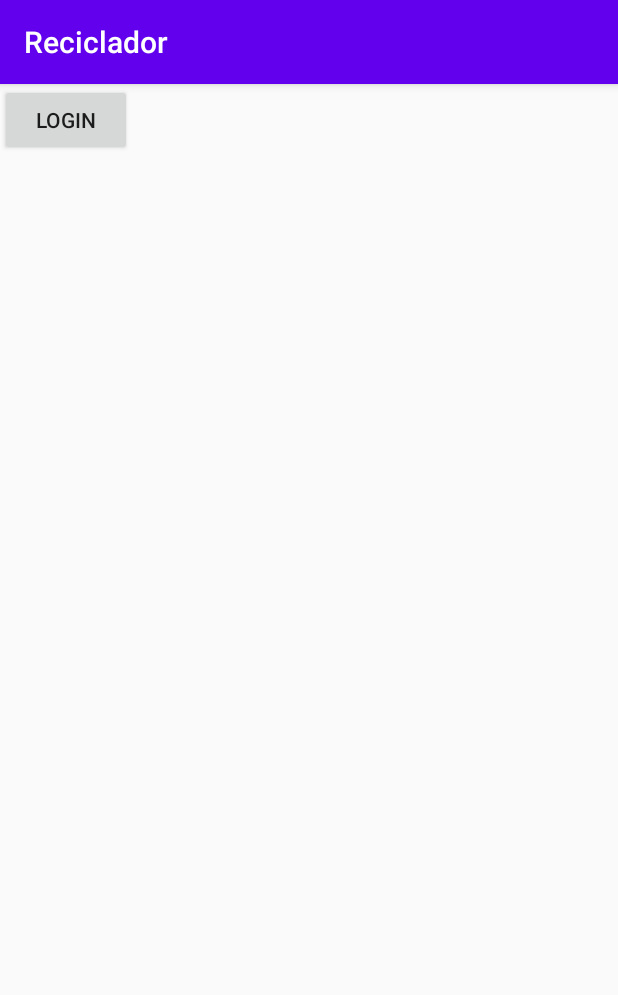
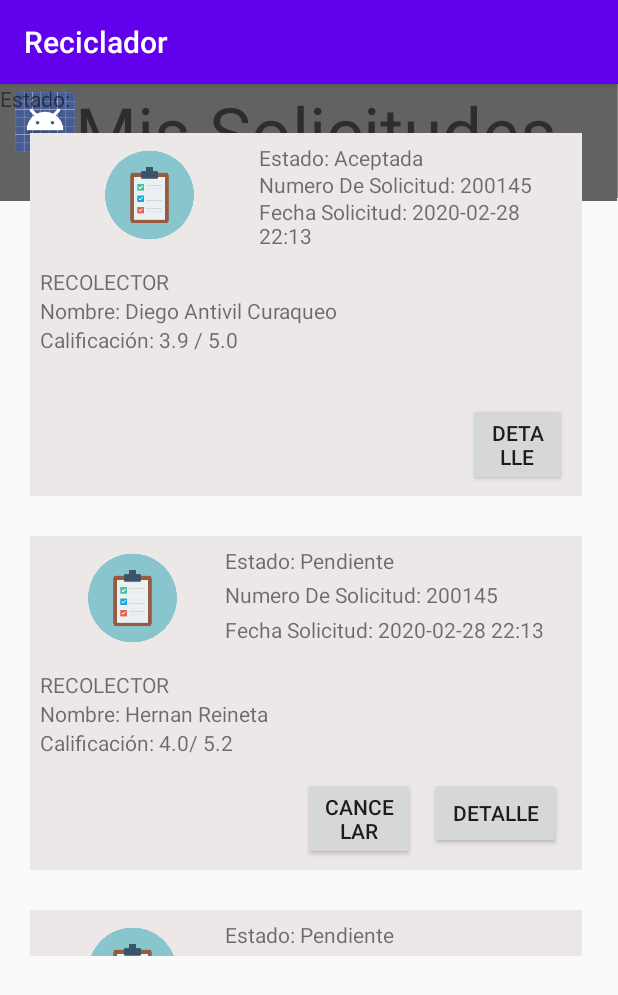
Before and after one commit to equipo2ua/Reciclador, an Android app: the screen it shows after launch (MainActivity), on a phone screen of 412 x 824 dp. Shown: the top 995 px of the screen. Run offline under Robolectric (Android 15) with nearby library versions, the phone set to English and light mode, and no system bars.

Commit message:
Activy Mis Solicitudes
Se creo activity

```diff
--- a/app/build.gradle
+++ b/app/build.gradle
@@ -26,6 +26,7 @@ dependencies {
     implementation fileTree(dir: "libs", include: ["*.jar"])
     implementation 'androidx.appcompat:appcompat:1.1.0'
     implementation 'androidx.constraintlayout:constraintlayout:1.1.3'
+    implementation 'com.google.android.material:material:1.1.0'
     testImplementation 'junit:junit:4.12'
     androidTestImplementation 'androidx.test.ext:junit:1.1.1'
     androidTestImplementation 'androidx.test.espresso:espresso-core:3.2.0'
--- a/app/src/main/java/com/example/reciclador/MainActivity.java
+++ b/app/src/main/java/com/example/reciclador/MainActivity.java
@@ -11,7 +11,7 @@ public class MainActivity extends AppCompatActivity {
     @Override
     protected void onCreate(Bundle savedInstanceState) {
         super.onCreate(savedInstanceState);
-        setContentView(R.layout.activity_main);
+        setContentView(R.layout.crear_recoleccion);
     }
     public void onclicInisioSesion(View view){
         Intent siguiente = new Intent(this, InicioSesion.class);
--- /dev/null
+++ b/app/src/main/res/layout/crear_recoleccion.xml
@@ -0,0 +1,387 @@
+<?xml version="1.0" encoding="utf-8"?>
+<androidx.constraintlayout.widget.ConstraintLayout xmlns:android="http://schemas.android.com/apk/res/android"
+    xmlns:app="http://schemas.android.com/apk/res-auto"
+    xmlns:tools="http://schemas.android.com/tools"
+    android:layout_width="wrap_content"
+    android:layout_height="wrap_content">
+
+    <LinearLayout
+        android:layout_width="415dp"
+        android:layout_height="76dp"
+        android:background="#878484"
+        android:orientation="horizontal"
+        tools:layout_editor_absoluteX="-3dp"
+        tools:layout_editor_absoluteY="660dp"
+        tools:ignore="MissingConstraints">
+
+    </LinearLayout>
+
+    <LinearLayout
+        android:layout_width="411dp"
+        android:layout_height="78dp"
+        android:background="#636262"
+        android:orientation="horizontal"
+        tools:layout_editor_absoluteX="1dp"
+        tools:layout_editor_absoluteY="1dp"
+        tools:ignore="MissingConstraints">
+
+        <ImageView
+            android:id="@+id/imageView4"
+            android:layout_width="40dp"
+            android:layout_height="40dp"
+            android:layout_marginStart="10dp"
+            android:layout_marginTop="5dp"
+            android:contentDescription="@string/todo"
+            app:srcCompat="@android:drawable/sym_def_app_icon"  />
+
+        <TextView
+            android:id="@+id/textView13"
+            android:layout_width="381dp"
+            android:layout_height="63dp"
+            android:layout_weight="1"
+            android:text="Mis Solicitudes"
+            app:autoSizeTextType="uniform" />
+    </LinearLayout>
+
+    <ScrollView
+        android:layout_width="408dp"
+        android:layout_height="581dp"
+        tools:layout_editor_absoluteX="2dp"
+        tools:layout_editor_absoluteY="78dp"
+        tools:ignore="MissingConstraints">
+
+        <LinearLayout
+            android:layout_width="match_parent"
+            android:layout_height="wrap_content"
+            android:orientation="vertical">
+
+            <LinearLayout
+                android:layout_width="match_parent"
+                android:layout_height="match_parent"
+                android:orientation="vertical">
+
+                <LinearLayout
+                    android:layout_width="match_parent"
+                    android:layout_height="match_parent"
+                    android:orientation="vertical">
+
+                    <TextView
+                        android:id="@+id/textView5"
+                        android:layout_width="match_parent"
+                        android:layout_height="wrap_content"
+                        android:text="Estado:" />
+
+                    <LinearLayout
+                        android:layout_width="wrap_content"
+                        android:layout_height="wrap_content"
+                        android:layout_marginLeft="30px"
+                        android:layout_marginTop="20px"
+                        android:layout_marginRight="30px"
+                        android:layout_marginBottom="20px"
+                        android:background="#ECE8E8"
+                        android:orientation="vertical">
+
+                        <LinearLayout
+                            android:layout_width="match_parent"
+                            android:layout_height="69dp"
+                            android:layout_margin="10px"
+                            android:orientation="horizontal">
+
+                            <ImageView
+                                android:id="@+id/imageView1"
+                                android:layout_width="291dp"
+                                android:layout_height="match_parent"
+                                android:layout_weight="1"
+                                app:srcCompat="@drawable/list" />
+
+                            <LinearLayout
+                                android:layout_width="match_parent"
+                                android:layout_height="match_parent"
+                                android:layout_weight="1"
+                                android:orientation="vertical">
+
+                                <TextView
+                                    android:id="@+id/textView2"
+                                    android:layout_width="match_parent"
+                                    android:layout_height="wrap_content"
+                                    android:layout_weight="1"
+                                    android:text="Estado: Aceptada" />
+
+                                <TextView
+                                    android:id="@+id/textView3"
+                                    android:layout_width="match_parent"
+                                    android:layout_height="wrap_content"
+                                    android:layout_weight="1"
+                                    android:text="Numero De Solicitud: 200145" />
+
+                                <TextView
+                                    android:id="@+id/textView4"
+                                    android:layout_width="match_parent"
+                                    android:layout_height="wrap_content"
+                                    android:layout_weight="1"
+                                    android:text="Fecha Solicitud: 2020-02-28 22:13" />
+                            </LinearLayout>
+
+                        </LinearLayout>
+
+                        <LinearLayout
+                            android:layout_width="match_parent"
+                            android:layout_height="77dp"
+                            android:layout_margin="10px"
+                            android:orientation="vertical">
+
+                            <TextView
+                                android:id="@+id/textView1"
+                                android:layout_width="match_parent"
+                                android:layout_height="wrap_content"
+                                android:text="RECOLECTOR" />
+
+                            <TextView
+                                android:id="@+id/textView"
+                                android:layout_width="match_parent"
+                                android:layout_height="wrap_content"
+                                android:text="Nombre: Diego Antivil Curaqueo" />
+
+                            <TextView
+                                android:id="@+id/textView12"
+                                android:layout_width="match_parent"
+                                android:layout_height="wrap_content"
+                                android:text="Calificación: 3.9 / 5.0" />
+                        </LinearLayout>
+
+                        <RelativeLayout
+                            android:layout_width="match_parent"
+                            android:layout_height="wrap_content"
+                            android:layout_margin="10px"
+                            android:orientation="horizontal"
+                            android:layout_gravity="center_horizontal">
+
+                            <Button
+                                android:id="@+id/button13"
+                                android:layout_width="wrap_content"
+                                android:layout_height="wrap_content"
+                                android:layout_alignParentStart="true"
+                                android:layout_alignParentEnd="true"
+                                android:layout_marginStart="285dp"
+                                android:layout_marginEnd="4dp"
+                                android:text="Detalle" />
+                        </RelativeLayout>
+                    </LinearLayout>
+
+                    <LinearLayout
+                        android:layout_width="match_parent"
+                        android:layout_height="wrap_content"
+                        android:layout_marginLeft="30px"
+                        android:layout_marginTop="20px"
+                        android:layout_marginRight="30px"
+                        android:layout_marginBottom="20px"
+                        android:background="#ECE8E8"
+                        android:orientation="vertical">
+
+                        <LinearLayout
+                            android:layout_width="match_parent"
+                            android:layout_height="69dp"
+                            android:layout_margin="10px"
+                            android:orientation="horizontal">
+
+                            <ImageView
+                                android:id="@+id/imageView13"
+                                android:layout_width="match_parent"
+                                android:layout_height="wrap_content"
+                                android:layout_weight="1"
+                                app:srcCompat="@drawable/list" />
+
+                            <LinearLayout
+                                android:layout_width="463dp"
+                                android:layout_height="match_parent"
+                                android:layout_weight="1"
+                                android:orientation="vertical">
+
+                                <TextView
+                                    android:id="@+id/textView14"
+                                    android:layout_width="match_parent"
+                                    android:layout_height="wrap_content"
+                                    android:layout_weight="1"
+                                    android:text="Estado: Pendiente" />
+
+                                <TextView
+                                    android:id="@+id/textView15"
+                                    android:layout_width="match_parent"
+                                    android:layout_height="wrap_content"
+                                    android:layout_weight="1"
+                                    android:text="Numero De Solicitud: 200145" />
+
+                                <TextView
+                                    android:id="@+id/textView16"
+                                    android:layout_width="match_parent"
+                                    android:layout_height="wrap_content"
+                                    android:layout_weight="1"
+                                    android:text="Fecha Solicitud: 2020-02-28 22:13" />
+                            </LinearLayout>
+
+                        </LinearLayout>
+
+                        <LinearLayout
+                            android:layout_width="match_parent"
+                            android:layout_height="match_parent"
+                            android:layout_margin="10px"
+                            android:orientation="vertical">
+
+                            <TextView
+                                android:id="@+id/textView17"
+                                android:layout_width="match_parent"
+                                android:layout_height="wrap_content"
+                                android:text="RECOLECTOR" />
+
+                            <TextView
+                                android:id="@+id/textView18"
+                                android:layout_width="match_parent"
+                                android:layout_height="wrap_content"
+                                android:text="Nombre: Hernan Reineta" />
+
+                            <TextView
+                                android:id="@+id/textView19"
+                                android:layout_width="match_parent"
+                                android:layout_height="wrap_content"
+                                android:text="Calificación: 4.0/ 5.2" />
+                        </LinearLayout>
+
+                        <RelativeLayout
+                            android:layout_width="match_parent"
+                            android:layout_height="wrap_content"
+                            android:layout_margin="10px"
+                            android:orientation="horizontal"
+                            android:layout_gravity="center_horizontal">
+
+                            <Button
+                                android:id="@+id/button11"
+                                android:layout_width="wrap_content"
+                                android:layout_height="wrap_content"
+                                android:layout_alignParentEnd="true"
+                                android:layout_marginEnd="7dp"
+                                android:text="Detalle" />
+
+                            <Button
+                                android:id="@+id/button14"
+                                android:layout_width="99dp"
+                                android:layout_height="wrap_content"
+                                android:layout_alignParentStart="true"
+                                android:layout_marginStart="175dp"
+                                android:layout_marginEnd="9dp"
+                                android:layout_toStartOf="@+id/button11"
+                                android:text="Cancelar" />
+                        </RelativeLayout>
+                    </LinearLayout>
+
+                    <LinearLayout
+                        android:layout_width="wrap_content"
+                        android:layout_height="wrap_content"
+                        android:layout_marginLeft="30px"
+                        android:layout_marginTop="20px"
+                        android:layout_marginRight="30px"
+                        android:layout_marginBottom="20px"
+                        android:background="#ECE8E8"
+                        android:orientation="vertical">
+
+                        <LinearLayout
+                            android:layout_width="match_parent"
+                            android:layout_height="69dp"
+                            android:layout_margin="10px"
+                            android:orientation="horizontal">
+
+                            <ImageView
+                                android:id="@+id/imageView"
+                                android:layout_width="match_parent"
+                                android:layout_height="wrap_content"
+                                android:layout_weight="1"
+                                app:srcCompat="@drawable/list" />
+
+                            <LinearLayout
+                                android:layout_width="463dp"
+                                android:layout_height="match_parent"
+                                android:layout_weight="1"
+                                android:orientation="vertical">
+
+                                <TextView
+                                    android:id="@+id/textView6"
+                                    android:layout_width="match_parent"
+                                    android:layout_height="wrap_content"
+                                    android:layout_weight="1"
+                                    android:text="Estado: Pendiente" />
+
+                                <TextView
+                                    android:id="@+id/textView7"
+                                    android:layout_width="match_parent"
+                                    android:layout_height="wrap_content"
+                                    android:layout_weight="1"
+                                    android:text="Numero De Solicitud: 200145" />
+
+                                <TextView
+                                    android:id="@+id/textView8"
+                                    android:layout_width="match_parent"
+                                    android:layout_height="wrap_content"
+                                    android:layout_weight="1"
+                                    android:text="Fecha Solicitud: 2020-02-29 18:15" />
+                            </LinearLayout>
+
+                        </LinearLayout>
+
+                        <LinearLayout
+                            android:layout_width="match_parent"
+                            android:layout_height="match_parent"
+                            android:layout_margin="10px"
+                            android:orientation="vertical">
+
+                            <TextView
+                                android:id="@+id/textView9"
+                                android:layout_width="match_parent"
+                                android:layout_height="wrap_content"
+                                android:text="RECOLECTOR" />
+
+                            <TextView
+                                android:id="@+id/textView10"
+                                android:layout_width="match_parent"
+                                android:layout_height="wrap_content"
+                                android:text="Nombre: Matias Cardenas" />
+
+                            <TextView
+                                android:id="@+id/textView11"
+                                android:layout_width="match_parent"
+                                android:layout_height="wrap_content"
+                                android:text="Calificación: 4.3/ 5.5" />
+
+                            <RelativeLayout
+                                android:layout_width="match_parent"
+                                android:layout_height="match_parent"
+                                android:layout_margin="10px"
+                                android:orientation="horizontal">
+
+                                <Button
+                                    android:id="@+id/button16"
+                                    android:layout_width="wrap_content"
+                                    android:layout_height="wrap_content"
+                                    android:layout_marginEnd="8dp"
+                                    android:layout_toStartOf="@+id/button15"
+                                    android:text="Cancelar" />
+
+                                <Button
+                                    android:id="@+id/button15"
+                                    android:layout_width="wrap_content"
+                                    android:layout_height="wrap_content"
+                                    android:layout_alignParentTop="true"
+                                    android:layout_alignParentEnd="true"
+                                    android:layout_alignParentBottom="true"
+                                    android:layout_marginTop="0dp"
+                                    android:layout_marginEnd="1dp"
+                                    android:layout_marginBottom="0dp"
+                                    android:text="Detalle" />
+                            </RelativeLayout>
+                        </LinearLayout>
+                    </LinearLayout>
+
+                </LinearLayout>
+            </LinearLayout>
+        </LinearLayout>
+    </ScrollView>
+
+</androidx.constraintlayout.widget.ConstraintLayout>
--- a/app/src/main/res/values/strings.xml
+++ b/app/src/main/res/values/strings.xml
@@ -14,5 +14,6 @@
     <string name="Cancelar">Cancelar</string>
     <string name="Crear">Crear</string>
     <string name="Login">Login</string>
+    <string name="todo">TODO</string>
 
 </resources>
```
Also changed, not shown: app/src/main/res/drawable-v24/list.png (added).
